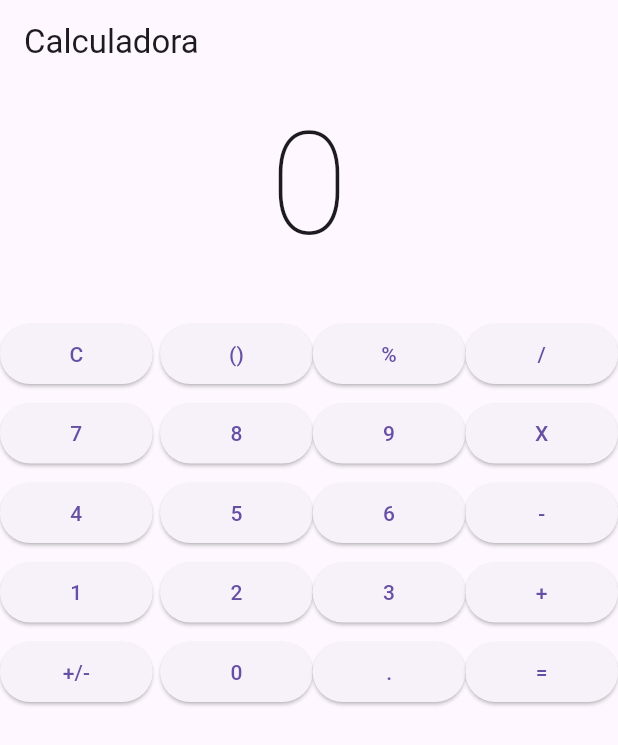
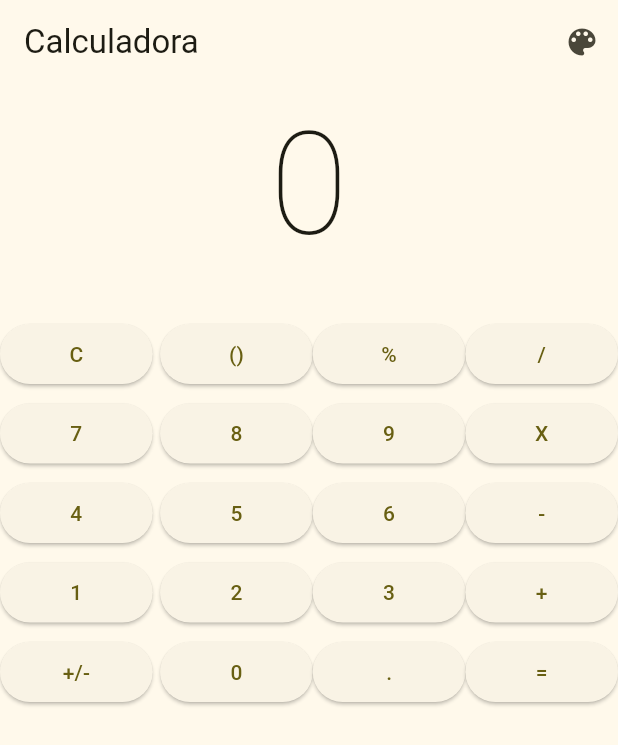
Before and after one commit to miusarname/calculadora_attemp_2, a Flutter app: the screen it shows after launch, on a phone screen of 412 x 824 dp. Shown: the top 745 px of the screen. Run offline on Flutter 3.47's test engine with Material 2 defaults, Android fonts, the light colour scheme and no system bars; our stand-ins replace math_expressions.

Commit message:
feat: :sparkles: Se crean los temas
Se crean los temas, TODO : Debo ponerlas interactivas

```diff
--- a/lib/config/theme/app_thema.dart
+++ b/lib/config/theme/app_thema.dart
@@ -1,10 +1,26 @@
 import 'package:flutter/material.dart';
+
+const List<Color> _colorThemes = [
+    Colors.yellow,
+    Colors.green,
+    Colors.black,
+    Colors.blueAccent,
+    Colors.brown,
+    Colors.indigo
+  ];
 
 class AppTheme {
 
+  final int selectedColor;
+
+  AppTheme({
+    this.selectedColor = 3
+  }):assert( selectedColor >= 0  && selectedColor <=5, "This work with values between 0 to 4" );
+
   ThemeData theme(){
     return ThemeData(
-      useMaterial3: true
+      useMaterial3: true,
+      colorSchemeSeed: _colorThemes[selectedColor]
     );
   }
 
--- a/lib/main.dart
+++ b/lib/main.dart
@@ -4,20 +4,16 @@ import 'package:flutter/material.dart';
 
 void main() => runApp(const MyApp());
 
-String toOper = '10';
-
 class MyApp extends StatelessWidget {
-
   const MyApp({super.key});
 
   @override
   Widget build(BuildContext context) {
-  return MaterialApp(
-    title: 'Calculadora de aprendizaje',
-    home: const Principal(),
-    theme: AppTheme().theme(),
-  );
+    return MaterialApp(
+      title: 'Calculadora de aprendizaje',
+      home: const Principal(),
+      theme: AppTheme(selectedColor: 0).theme(),
+      debugShowCheckedModeBanner: false,
+    );
+  }
 }
-
-
-}
```
Also changed, not shown: lib/views/principal.dart (+178 -63 lines).
